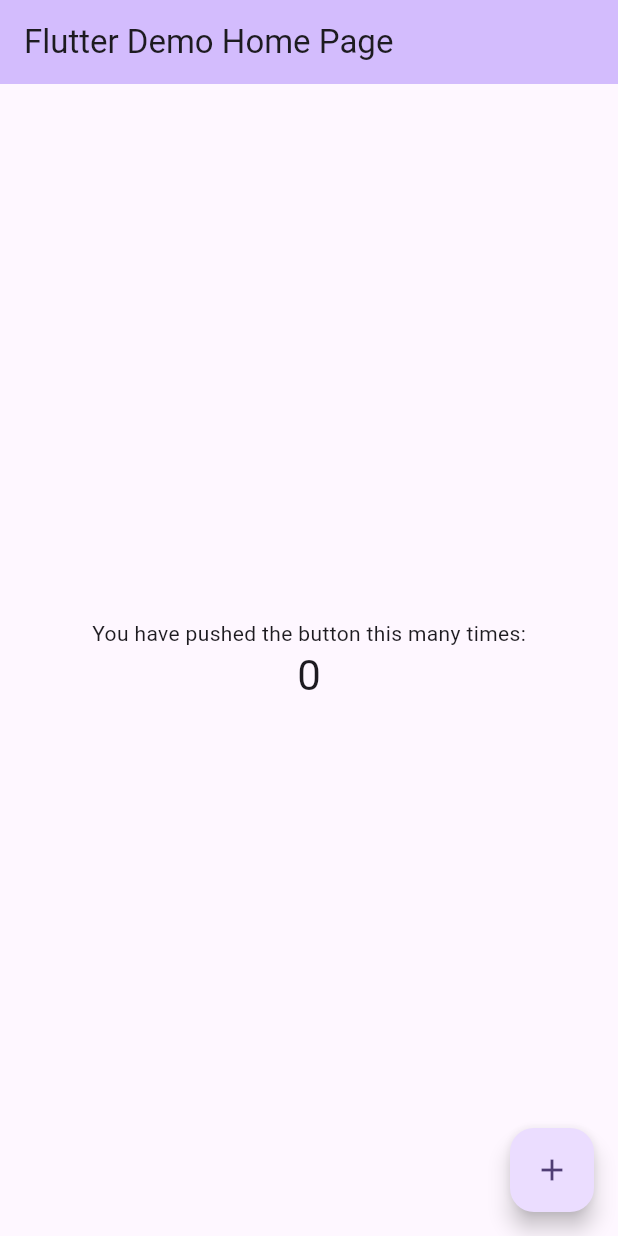
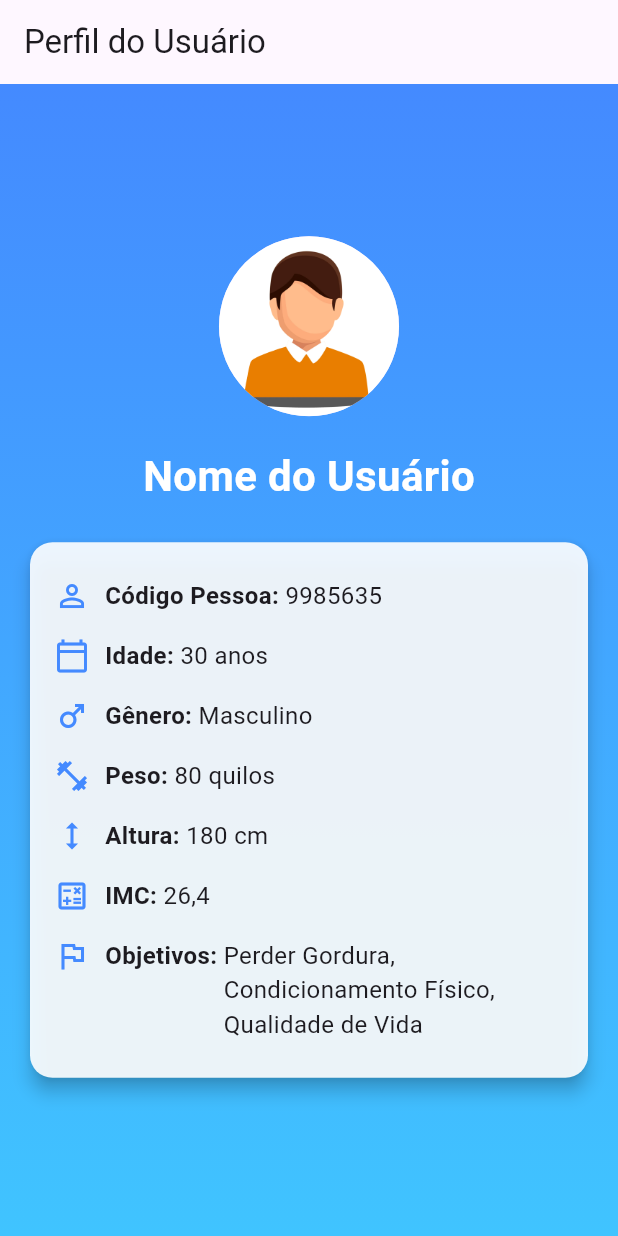
Before and after one commit to SouzaLipes/puc_fit_trabalho_moba, a Flutter app: the screen it shows after launch, on a phone screen of 412 x 824 dp. Run offline on Flutter 3.47's test engine with Material 3 defaults, Android fonts, the phone set to English and light mode, and no system bars.

Commit message:
subindo a tela de perfil

```diff
--- a/puc_fit/lib/main.dart
+++ b/puc_fit/lib/main.dart
@@ -1,4 +1,5 @@
 import 'package:flutter/material.dart';
+import 'tela_perfil.dart';
 
 void main() {
   runApp(const MyApp());
@@ -7,119 +8,15 @@
 class MyApp extends StatelessWidget {
   const MyApp({super.key});
 
-  // This widget is the root of your application.
   @override
   Widget build(BuildContext context) {
     return MaterialApp(
-      title: 'Flutter Demo',
+      title: 'Perfil',
       theme: ThemeData(
-        // This is the theme of your application.
-        //
-        // TRY THIS: Try running your application with "flutter run". You'll see
-        // the application has a purple toolbar. Then, without quitting the app,
-        // try changing the seedColor in the colorScheme below to Colors.green
-        // and then invoke "hot reload" (save your changes or press the "hot
-        // reload" button in a Flutter-supported IDE, or press "r" if you used
-        // the command line to start the app).
-        //
-        // Notice that the counter didn't reset back to zero; the application
-        // state is not lost during the reload. To reset the state, use hot
-        // restart instead.
-        //
-        // This works for code too, not just values: Most code changes can be
-        // tested with just a hot reload.
         colorScheme: ColorScheme.fromSeed(seedColor: Colors.deepPurple),
         useMaterial3: true,
       ),
-      home: const MyHomePage(title: 'Flutter Demo Home Page'),
+      home: const TelaPerfil(), // A tela inicial será a TelaPerfil
     );
   }
 }
-
-class MyHomePage extends StatefulWidget {
-  const MyHomePage({super.key, required this.title});
-
-  // This widget is the home page of your application. It is stateful, meaning
-  // that it has a State object (defined below) that contains fields that affect
-  // how it looks.
-
-  // This class is the configuration for the state. It holds the values (in this
-  // case the title) provided by the parent (in this case the App widget) and
-  // used by the build method of the State. Fields in a Widget subclass are
-  // always marked "final".
-
-  final String title;
-
-  @override
-  State<MyHomePage> createState() => _MyHomePageState();
-}
-
-class _MyHomePageState extends State<MyHomePage> {
-  int _counter = 0;
-
-  void _incrementCounter() {
-    setState(() {
-      // This call to setState tells the Flutter framework that something has
-      // changed in this State, which causes it to rerun the build method below
-      // so that the display can reflect the updated values. If we changed
-      // _counter without calling setState(), then the build method would not be
-      // called again, and so nothing would appear to happen.
-      _counter++;
-    });
-  }
-
-  @override
-  Widget build(BuildContext context) {
-    // This method is rerun every time setState is called, for instance as done
-    // by the _incrementCounter method above.
-    //
-    // The Flutter framework has been optimized to make rerunning build methods
-    // fast, so that you can just rebuild anything that needs updating rather
-    // than having to individually change instances of widgets.
-    return Scaffold(
-      appBar: AppBar(
-        // TRY THIS: Try changing the color here to a specific color (to
-        // Colors.amber, perhaps?) and trigger a hot reload to see the AppBar
-        // change color while the other colors stay the same.
-        backgroundColor: Theme.of(context).colorScheme.inversePrimary,
-        // Here we take the value from the MyHomePage object that was created by
-        // the App.build method, and use it to set our appbar title.
-        title: Text(widget.title),
-      ),
-      body: Center(
-        // Center is a layout widget. It takes a single child and positions it
-        // in the middle of the parent.
-        child: Column(
-          // Column is also a layout widget. It takes a list of children and
-          // arranges them vertically. By default, it sizes itself to fit its
-          // children horizontally, and tries to be as tall as its parent.
-          //
-          // Column has various properties to control how it sizes itself and
-          // how it positions its children. Here we use mainAxisAlignment to
-          // center the children vertically; the main axis here is the vertical
-          // axis because Columns are vertical (the cross axis would be
-          // horizontal).
-          //
-          // TRY THIS: Invoke "debug painting" (choose the "Toggle Debug Paint"
-          // action in the IDE, or press "p" in the console), to see the
-          // wireframe for each widget.
-          mainAxisAlignment: MainAxisAlignment.center,
-          children: <Widget>[
-            const Text(
-              'You have pushed the button this many times:',
-            ),
-            Text(
-              '$_counter',
-              style: Theme.of(context).textTheme.headlineMedium,
-            ),
-          ],
-        ),
-      ),
-      floatingActionButton: FloatingActionButton(
-        onPressed: _incrementCounter,
-        tooltip: 'Increment',
-        child: const Icon(Icons.add),
-      ), // This trailing comma makes auto-formatting nicer for build methods.
-    );
-  }
-}
--- /dev/null
+++ b/puc_fit/lib/tela_perfil.dart
@@ -0,0 +1,154 @@
+import 'package:flutter/material.dart';
+
+class TelaPerfil extends StatefulWidget {
+  const TelaPerfil({super.key});
+
+  @override
+  State<TelaPerfil> createState() => _TelaPerfilState();
+}
+
+class _TelaPerfilState extends State<TelaPerfil> {
+  @override
+  Widget build(BuildContext context) {
+    return Scaffold(
+      appBar: AppBar(
+        title: const Text("Perfil do Usuário"),
+      ),
+      body: Container(
+        decoration: const BoxDecoration(
+          gradient: LinearGradient(
+            colors: [Colors.blueAccent, Colors.lightBlueAccent],
+            begin: Alignment.topCenter,
+            end: Alignment.bottomCenter,
+          ),
+        ),
+        child: Center(
+          child: Padding(
+            padding: const EdgeInsets.symmetric(horizontal: 16.0),
+            child: Column(
+              mainAxisAlignment: MainAxisAlignment.center,
+              children: <Widget>[
+                // Imagem centralizada
+                const CircleAvatar(
+                  radius: 60,
+                  backgroundImage: AssetImage('assets/3x4.png'),
+                ),
+                const SizedBox(height: 20),
+
+                // Nome do usuário
+                const Text(
+                  'Nome do Usuário',
+                  style: TextStyle(
+                    fontSize: 28,
+                    fontWeight: FontWeight.bold,
+                    color: Colors.white,
+                  ),
+                ),
+                const SizedBox(height: 20),
+
+                // Detalhes do perfil envolto por um Card
+                Card(
+                  color: Colors.white.withOpacity(0.9),
+                  shape: RoundedRectangleBorder(
+                    borderRadius: BorderRadius.circular(15.0),
+                  ),
+                  elevation: 5,
+                  child: const Padding(
+                    padding: EdgeInsets.all(16.0),
+                    child: Column(
+                      crossAxisAlignment: CrossAxisAlignment.start,
+                      children: [
+                        ProfileDetailRow(
+                          icon: Icons.person_outline,
+                          label: 'Código Pessoa',
+                          value: '9985635',
+                        ),
+                        ProfileDetailRow(
+                          icon: Icons.calendar_today_outlined,
+                          label: 'Idade',
+                          value: '30 anos',
+                        ),
+                        ProfileDetailRow(
+                          icon: Icons.male_outlined,
+                          label: 'Gênero',
+                          value: 'Masculino',
+                        ),
+                        ProfileDetailRow(
+                          icon: Icons.fitness_center_outlined,
+                          label: 'Peso',
+                          value: '80 quilos',
+                        ),
+                        ProfileDetailRow(
+                          icon: Icons.height_outlined,
+                          label: 'Altura',
+                          value: '180 cm',
+                        ),
+                        ProfileDetailRow(
+                          icon: Icons.calculate_outlined,
+                          label: 'IMC',
+                          value: '26,4',
+                        ),
+                        ProfileDetailRow(
+                          icon: Icons.flag_outlined,
+                          label: 'Objetivos',
+                          value:
+                              'Perder Gordura, Condicionamento Físico, Qualidade de Vida',
+                        ),
+                      ],
+                    ),
+                  ),
+                ),
+              ],
+            ),
+          ),
+        ),
+      ),
+    );
+  }
+}
+
+class ProfileDetailRow extends StatelessWidget {
+  final IconData icon;
+  final String label;
+  final String value;
+
+  const ProfileDetailRow({
+    super.key,
+    required this.icon,
+    required this.label,
+    required this.value,
+  });
+
+  @override
+  Widget build(BuildContext context) {
+    return Padding(
+      padding: const EdgeInsets.symmetric(vertical: 8.0),
+      child: Row(
+        crossAxisAlignment: CrossAxisAlignment
+            .start, // Para alinhar texto que pode ter várias linhas
+        children: [
+          Icon(icon, color: Colors.blueAccent),
+          const SizedBox(width: 10),
+          Text(
+            '$label: ',
+            style: const TextStyle(
+              fontSize: 16,
+              fontWeight: FontWeight.bold,
+            ),
+          ),
+          // Ajustando para texto multilinhas
+          Expanded(
+            child: Text(
+              value,
+              style: const TextStyle(
+                fontSize: 16,
+              ),
+              softWrap:
+                  true, // Permite que o texto seja quebrado em múltiplas linhas
+            ),
+          ),
+        ],
+      ),
+    );
+  }
+}
```
Also changed, not shown: puc_fit/pubspec.yaml (+4 -5 lines), puc_fit/assets/3x4.png (added), puc_fit/pubspec.lock.
